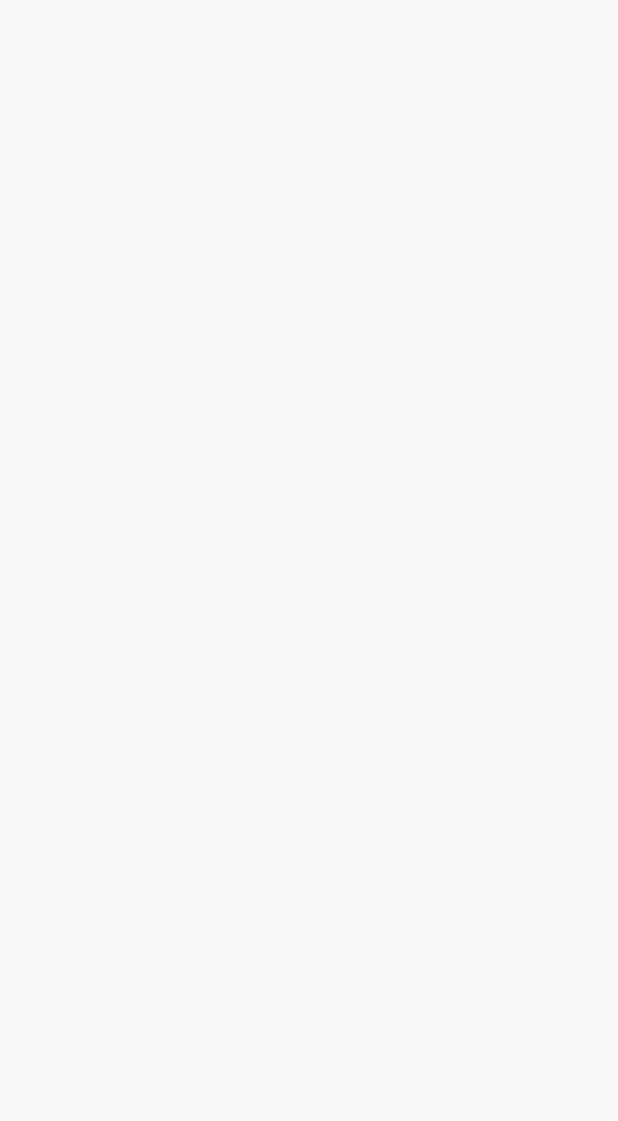
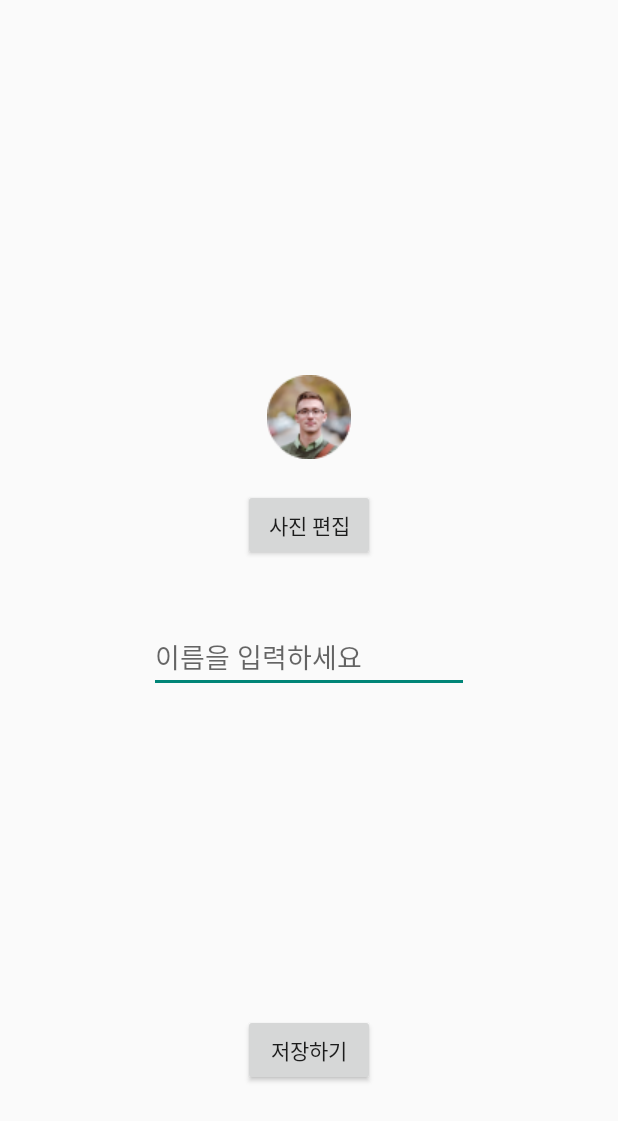
Before and after one commit to DainChoi/Alibi_O, an Android app: the ModifyActivity screen opened directly, with no data from a screen before it, on a phone screen of 412 x 824 dp. Before the commit the part shown is empty. Shown: the top 1121 px of the screen. Run offline under Robolectric (Android 15) with nearby library versions, the phone set to English and light mode, and no system bars.

Commit message:
modify 오류 수정 전

```diff
--- a/app/src/main/java/com/dproject/alibi_o/ModifyActivity.java
+++ b/app/src/main/java/com/dproject/alibi_o/ModifyActivity.java
@@ -1,7 +1,11 @@
 package com.dproject.alibi_o;
 
 import androidx.appcompat.app.AppCompatActivity;
+
+import android.content.Intent;
 import android.os.Bundle;
+import android.view.View;
+import android.widget.Button;
 
 public class ModifyActivity extends AppCompatActivity {
 
@@ -9,5 +13,16 @@ public class ModifyActivity extends AppCompatActivity {
     protected void onCreate(Bundle savedInstanceState) {
         super.onCreate(savedInstanceState);
         setContentView(R.layout.activity_modify);
+        Button btn_save = findViewById(R.id.btn_save);
+        btn_save.setOnClickListener(new View.OnClickListener() {
+            @Override
+            public void onClick(View v) {
+
+                Intent intent = new Intent(ModifyActivity.this, Frag5.class);
+                startActivity(intent); // 오류
+                finish();
+            }
+        });
+
     }
 }
--- a/app/src/main/res/layout/activity_modify.xml
+++ b/app/src/main/res/layout/activity_modify.xml
@@ -6,6 +6,46 @@
     android:layout_height="match_parent"
     tools:context=".ModifyActivity">
 
+    <ImageView
+        android:id="@+id/modify_pic"
+        android:layout_width="wrap_content"
+        android:layout_height="wrap_content"
+        android:layout_marginTop="250dp"
+        app:layout_constraintEnd_toEndOf="parent"
+        app:layout_constraintStart_toStartOf="parent"
+        app:layout_constraintTop_toTopOf="parent"
+        app:srcCompat="@drawable/pic" />
 
 
+    <EditText
+        android:id="@+id/modify_name"
+        android:layout_width="wrap_content"
+        android:layout_height="wrap_content"
+        android:layout_marginTop="40dp"
+        android:ems="10"
+        android:hint="이름을 입력하세요"
+        android:inputType="text"
+        app:layout_constraintEnd_toEndOf="parent"
+        app:layout_constraintStart_toStartOf="parent"
+        app:layout_constraintTop_toBottomOf="@+id/select_pic"/>
+
+    <Button
+        android:id="@+id/select_pic"
+        android:layout_width="wrap_content"
+        android:layout_height="wrap_content"
+        android:layout_marginTop="20dp"
+        android:text="사진 편집"
+        app:layout_constraintEnd_toEndOf="parent"
+        app:layout_constraintStart_toStartOf="parent"
+        app:layout_constraintTop_toBottomOf="@+id/modify_pic" />
+
+    <Button
+        android:id="@+id/btn_save"
+        android:layout_width="wrap_content"
+        android:layout_height="wrap_content"
+        android:layout_marginBottom="100dp"
+        android:text="저장하기"
+        app:layout_constraintBottom_toBottomOf="parent"
+        app:layout_constraintEnd_toEndOf="parent"
+        app:layout_constraintStart_toStartOf="parent" />
 </androidx.constraintlayout.widget.ConstraintLayout>
```
